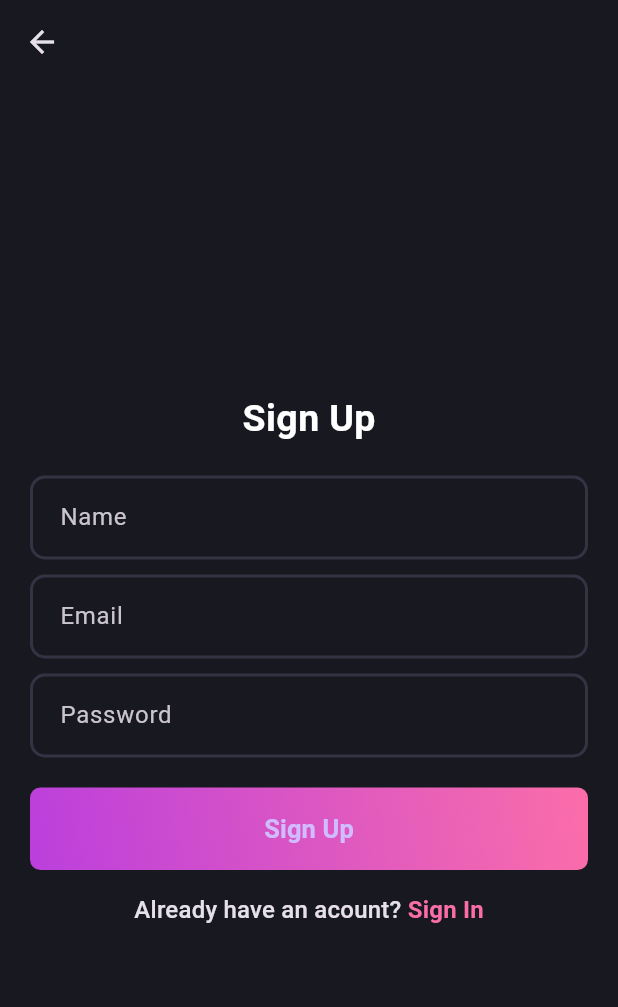
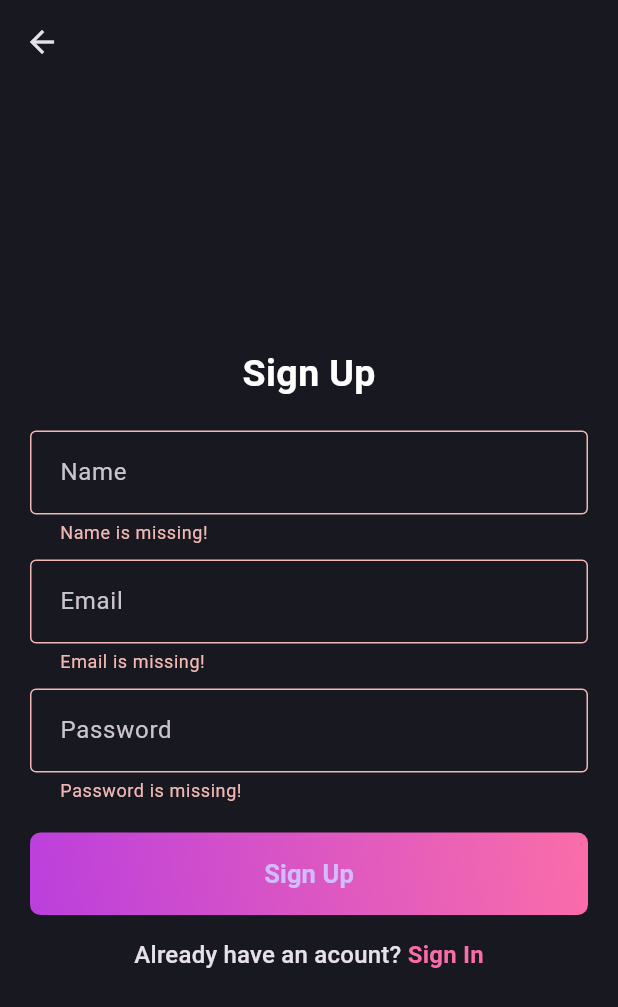
Before and after one commit to about-flutter/blog, a Flutter app: the SignUpScreen screen opened by its route, after a tap on "Sign Up", on a phone screen of 412 x 824 dp. Shown: the top 1007 px of the screen. Run offline on Flutter 3.47's test engine with Material 3 defaults, Android fonts, the phone set to English and light mode, and no system bars; our stand-ins replace flutter_bloc, flutter_modular, fpdart, supabase_flutter; accounts and stored records are empty.

Commit message:
signup Feature

```diff
--- a/lib/features/auth/data/datasources/auth_remote_datasource.dart
+++ b/lib/features/auth/data/datasources/auth_remote_datasource.dart
@@ -34,15 +34,15 @@ class AuthRemoteDatasourceImpl implements AuthRemoteDataSource {
     required String password,
   }) async {
     try {
-      final reponse = await supabaseClient.auth.signUp(
+      final response = await supabaseClient.auth.signUp(
         password: password,
         email: email,
         data: {'name': name},
       );
-      if (reponse.user == null) {
+      if (response.user == null) {
         throw ServerException('User is null');
       }
-      return reponse.session!.user.id;
+      return response.user!.id;
     } catch (e) {
       throw ServerException(e.toString());
     }
--- /dev/null
+++ b/lib/features/auth/presentation/bloc/auth_bloc.dart
@@ -0,0 +1,28 @@
+import 'package:blog/features/auth/domain/usecases/user_sign_up.dart';
+import 'package:flutter/material.dart';
+import 'package:flutter_bloc/flutter_bloc.dart';
+
+part 'auth_event.dart';
+part 'auth_state.dart';
+
+class AuthBloc extends Bloc<AuthEvent, AuthState> {
+  final UserSignUp _userSignUp;
+  AuthBloc({required UserSignUp userSignUp})
+    : _userSignUp = userSignUp,
+      super(AuthInitial()) {
+    on<AuthSignUp>((event, emit) async {
+      emit(AuthLoading());
+      final res = await _userSignUp(
+        UserSignUpParams(
+          email: event.email,
+          password: event.password,
+          name: event.name,
+        ),
+      );
+      res.fold(
+        (l) => emit(AuthFailure(l.message)),
+        (uid) => emit(AuthSuccess(uid)),
+      );
+    });
+  }
+}
--- /dev/null
+++ b/lib/features/auth/presentation/bloc/auth_event.dart
@@ -0,0 +1,15 @@
+part of 'auth_bloc.dart';
+
+@immutable
+sealed class AuthEvent {}
+
+final class AuthSignUp extends AuthEvent {
+ final String email;
+  final String password;
+  final String name;
+  AuthSignUp({
+    required this.email,
+    required this.password,
+    required this.name,
+  });
+}
--- /dev/null
+++ b/lib/features/auth/presentation/bloc/auth_state.dart
@@ -0,0 +1,21 @@
+part of 'auth_bloc.dart';
+
+@immutable
+sealed class AuthState {
+  const AuthState();
+}
+
+final class AuthInitial extends AuthState {}
+
+final class AuthLoading extends AuthState {}
+
+final class AuthSuccess extends AuthState {
+  final String uid;
+  const AuthSuccess(this.uid );
+
+}
+
+final class AuthFailure extends AuthState {
+  final String message;
+  const AuthFailure(this.message);
+}
--- a/lib/features/auth/presentation/view/login_screen.dart
+++ b/lib/features/auth/presentation/view/login_screen.dart
@@ -50,7 +50,9 @@ class _LoginScreenState extends State<LoginScreen> {
                 isViewText: true,
               ),
               const SizedBox(height: 20),
-              AuthGradientButton(buttonText: 'Sign In'),
+              AuthGradientButton(buttonText: 'Sign In',
+              onPressed: (){},
+              ),
               const SizedBox(height: 15),
               GestureDetector(
                 onTap: () {
--- a/lib/features/auth/presentation/view/signup_screen.dart
+++ b/lib/features/auth/presentation/view/signup_screen.dart
@@ -1,7 +1,9 @@
 import 'package:blog/core/theme/appPalette.dart';
+import 'package:blog/features/auth/presentation/bloc/auth_bloc.dart';
 import 'package:blog/features/auth/presentation/widgets/auth_gradient_button.dart';
 import 'package:blog/features/auth/presentation/widgets/text_field.dart';
 import 'package:flutter/material.dart';
+import 'package:flutter_bloc/flutter_bloc.dart';
 import 'package:flutter_modular/flutter_modular.dart';
 
 class SignUpScreen extends StatefulWidget {
@@ -28,7 +30,24 @@ class _SignUpScreenState extends State<SignUpScreen> {
   Widget build(BuildContext context) {
     return Scaffold(
       appBar: AppBar(),
-      body: Padding(
+      body: BlocListener<AuthBloc, AuthState>(
+        bloc: Modular.get<AuthBloc>(),
+        listener: (context, state) {
+          if (state is AuthSuccess) {
+            ScaffoldMessenger.of(context).showSnackBar(
+              const SnackBar(content: Text('Sign up successful!')),
+            );
+            // Navigate back to login screen after a short delay
+            Future.delayed(const Duration(seconds: 2), () {
+              Modular.to.pop();
+            });
+          } else if (state is AuthFailure) {
+            ScaffoldMessenger.of(
+              context,
+            ).showSnackBar(SnackBar(content: Text(state.message)));
+          }
+        },
+        child: Padding(
           padding: const EdgeInsets.all(20.0),
           child: Form(
             key: formKey,
@@ -44,21 +63,41 @@ class _SignUpScreenState extends State<SignUpScreen> {
                   ),
                 ),
                 const SizedBox(height: 20),
-              AuthField(hintText: 'Name',
-              controller: nameController),
+                AuthField(hintText: 'Name', controller: nameController),
                 const SizedBox(height: 10),
-              AuthField(hintText: 'Email',
-              controller: emailController),
+                AuthField(hintText: 'Email', controller: emailController),
                 const SizedBox(height: 10),
-              AuthField(hintText: 'Password',
+                AuthField(
+                  hintText: 'Password',
                   controller: passwordController,
                   isViewText: true,
                 ),
                 const SizedBox(height: 20),
-              AuthGradientButton(buttonText: 'Sign Up',),
+                BlocBuilder<AuthBloc, AuthState>(
+                  bloc: Modular.get<AuthBloc>(),
+                  builder: (context, state) {
+                    if (state is AuthLoading) {
+                      return const CircularProgressIndicator();
+                    }
+                    return AuthGradientButton(
+                      buttonText: 'Sign Up',
+                      onPressed: () {
+                        if (formKey.currentState!.validate()) {
+                          Modular.get<AuthBloc>().add(
+                            AuthSignUp(
+                              email: emailController.text.trim(),
+                              password: passwordController.text.trim(),
+                              name: nameController.text.trim(),
+                            ),
+                          );
+                        }
+                      },
+                    );
+                  },
+                ),
                 const SizedBox(height: 15),
                 GestureDetector(
-                onTap:(){
+                  onTap: () {
                     Modular.to.pop();
                     // Modular.to.navigate('/auth/');
                   },
@@ -69,7 +108,8 @@ class _SignUpScreenState extends State<SignUpScreen> {
                       children: [
                         TextSpan(
                           text: ' Sign In',
-                        style: Theme.of(context).textTheme.titleMedium?.copyWith(
+                          style: Theme.of(context).textTheme.titleMedium
+                              ?.copyWith(
                                 color: AppPalette.gradient2,
                                 fontWeight: FontWeight.bold,
                               ),
@@ -82,6 +122,7 @@ class _SignUpScreenState extends State<SignUpScreen> {
             ),
           ),
         ),
+      ),
     );
   }
 }
--- a/lib/features/auth/presentation/widgets/auth_gradient_button.dart
+++ b/lib/features/auth/presentation/widgets/auth_gradient_button.dart
@@ -3,7 +3,12 @@ import 'package:flutter/material.dart';
 
 class AuthGradientButton extends StatelessWidget {
   final String buttonText;
-  const AuthGradientButton({super.key , required this.buttonText});
+  final VoidCallback onPressed;
+  const AuthGradientButton({
+    super.key,
+    required this.buttonText,
+    required this.onPressed,
+  });
   @override
   Widget build(BuildContext context) {
     return Container(
@@ -16,13 +21,13 @@ class AuthGradientButton extends StatelessWidget {
         borderRadius: BorderRadius.circular(7),
       ),
       child: ElevatedButton(
-        onPressed: () {},
+        onPressed: onPressed,
         style: ElevatedButton.styleFrom(
-          fixedSize: Size(395, 55),
+          fixedSize: const Size(395, 55),
           backgroundColor: AppPalette.transparentColor,
           shadowColor: AppPalette.transparentColor,
         ),
-        child:  Text(
+        child: Text(
           buttonText,
           style: const TextStyle(fontSize: 17, fontWeight: FontWeight.bold),
         ),
--- a/pubspec.yaml
+++ b/pubspec.yaml
@@ -37,6 +37,7 @@ dependencies:
   flutter_modular: ^6.4.1
   fpdart: ^1.1.1
   supabase_flutter: ^2.10.0
+  flutter_bloc: ^9.1.1
 
 dev_dependencies:
   flutter_test:
```
Also changed, not shown: lib/features/auth/auth_module.dart (+41 -6 lines), pubspec.lock. Lines whose indentation alone changed are shown as unchanged.
